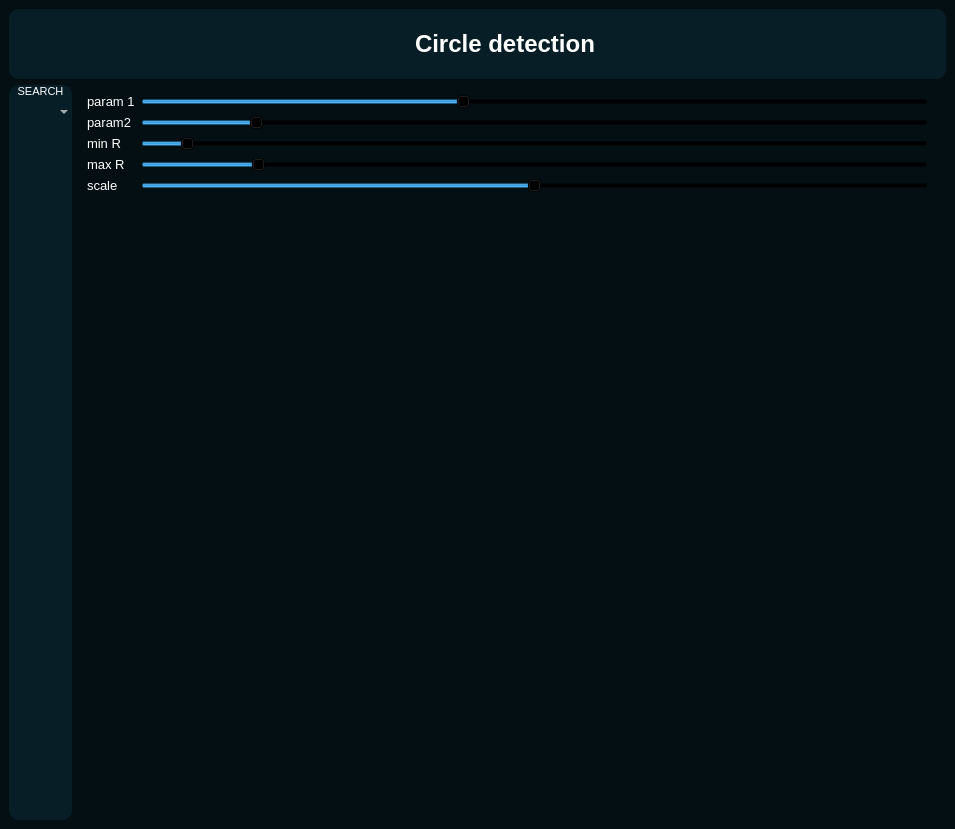
Kurmambet/PromR_App, file video_streaming.ui: the form before one commit.
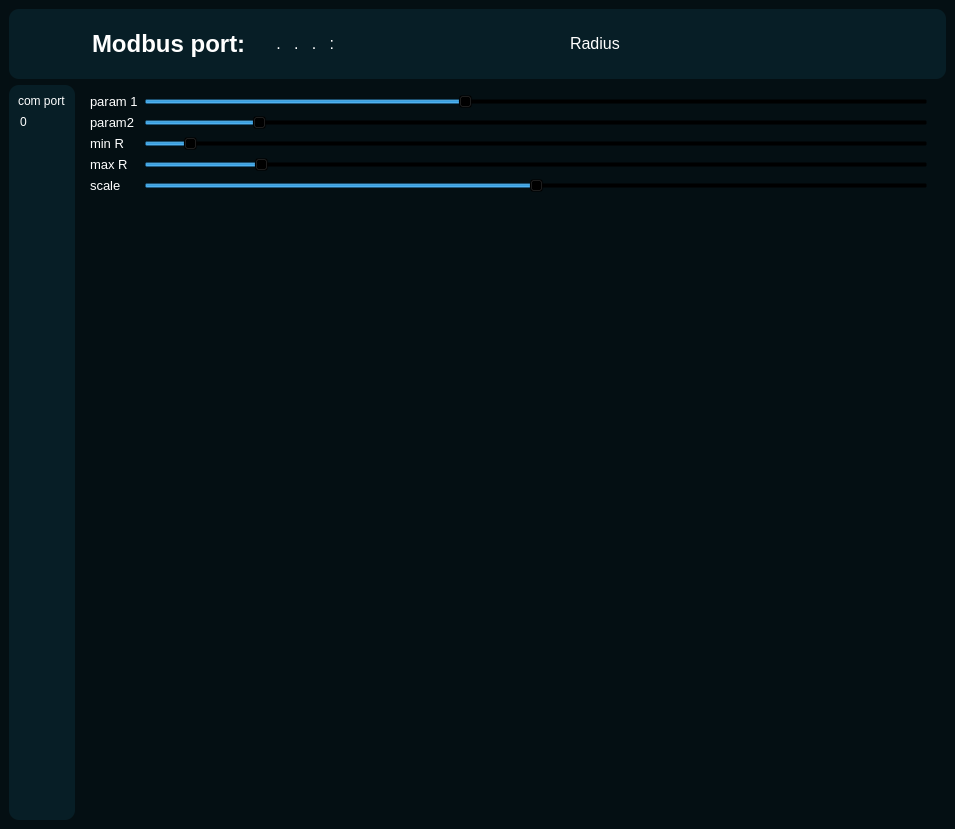
The form after the commit. Icons and pictures are not drawn.

The edit to the form file:
```diff
--- a/video_streaming.ui
+++ b/video_streaming.ui
@@ -122,7 +122,7 @@
           <enum>QFrame::Raised</enum>
          </property>
          <layout class="QHBoxLayout" name="horizontalLayout_3">
-          <item alignment="Qt::AlignHCenter">
+          <item>
            <widget class="QFrame" name="frame_5">
             <property name="frameShape">
              <enum>QFrame::StyledPanel</enum>
@@ -153,13 +153,46 @@
                 <string notr="true">color: rgb(255, 255, 255)</string>
                </property>
                <property name="text">
-                <string>Circle detection</string>
+                <string>Modbus port:</string>
                </property>
               </widget>
              </item>
             </layout>
            </widget>
           </item>
+          <item alignment="Qt::AlignVCenter">
+           <widget class="QLineEdit" name="lineEdit_2">
+            <property name="font">
+             <font>
+              <pointsize>12</pointsize>
+             </font>
+            </property>
+            <property name="inputMask">
+             <string>000.000.000.000:0000</string>
+            </property>
+           </widget>
+          </item>
+          <item alignment="Qt::AlignLeft|Qt::AlignVCenter">
+           <widget class="QLabel" name="label_7">
+            <property name="font">
+             <font>
+              <pointsize>12</pointsize>
+             </font>
+            </property>
+            <property name="text">
+             <string>Radius</string>
+            </property>
+           </widget>
+          </item>
+          <item alignment="Qt::AlignVCenter">
+           <widget class="QLineEdit" name="lineEdit">
+            <property name="font">
+             <font>
+              <pointsize>12</pointsize>
+             </font>
+            </property>
+           </widget>
+          </item>
          </layout>
         </widget>
        </item>
@@ -190,7 +223,7 @@
        <property name="bottomMargin">
         <number>0</number>
        </property>
-       <item alignment="Qt::AlignLeft">
+       <item>
         <widget class="QFrame" name="side_menu">
          <property name="frameShape">
           <enum>QFrame::StyledPanel</enum>
@@ -211,33 +244,6 @@
           <property name="bottomMargin">
            <number>0</number>
           </property>
-          <item>
-           <widget class="QPushButton" name="pushButtonSEARCH">
-            <property name="baseSize">
-             <size>
-              <width>0</width>
-              <height>0</height>
-             </size>
-            </property>
-            <property name="font">
-             <font>
-              <pointsize>8</pointsize>
-             </font>
-            </property>
-            <property name="text">
-             <string>SEARCH</string>
-            </property>
-           </widget>
-          </item>
-          <item>
-           <widget class="QComboBox" name="comboBoxCOMPORT">
-            <property name="font">
-             <font>
-              <pointsize>8</pointsize>
-             </font>
-            </property>
-           </widget>
-          </item>
           <item alignment="Qt::AlignLeft|Qt::AlignTop">
            <widget class="QFrame" name="frame">
             <property name="styleSheet">
@@ -255,6 +261,16 @@
              <enum>QFrame::Raised</enum>
             </property>
             <layout class="QVBoxLayout" name="verticalLayout_3">
+             <item>
+              <widget class="QLabel" name="label_8">
+               <property name="text">
+                <string>com port</string>
+               </property>
+              </widget>
+             </item>
+             <item>
+              <widget class="QSpinBox" name="spinBoxCOMPORT"/>
+             </item>
              <item>
               <widget class="QPushButton" name="start_stop_btn">
                <property name="minimumSize">
```
